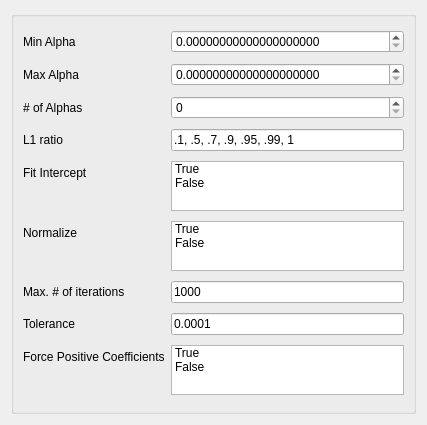
This is ui/cv_ElasticNet.ui in tthatcher95/PyHAT_Point_Spectra_GUI as Qt 5 draws it before an edit. The edited form follows.
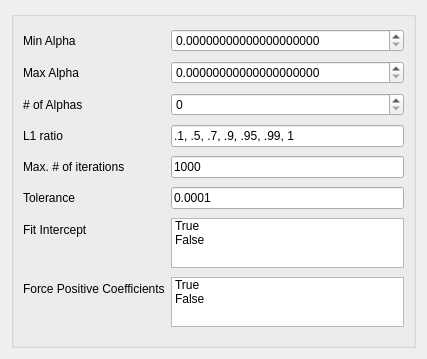
This is the edited form.

Commit message: Fixes to Lasso and Elastic net to make them work with efficient CV

The edit to the form file:
```diff
--- a/ui/cv_ElasticNet.ui
+++ b/ui/cv_ElasticNet.ui
@@ -7,7 +7,7 @@
     <x>0</x>
     <y>0</y>
     <width>427</width>
-    <height>425</height>
+    <height>359</height>
    </rect>
   </property>
   <property name="sizePolicy">
@@ -97,88 +97,28 @@
         </property>
        </widget>
       </item>
-      <item row="4" column="0">
-       <widget class="QLabel" name="enfit_interceptLabel">
-        <property name="text">
-         <string>Fit Intercept</string>
-        </property>
-       </widget>
-      </item>
-      <item row="4" column="1">
-       <widget class="QListWidget" name="enfit_intercept_list">
-        <property name="maximumSize">
-         <size>
-          <width>16777215</width>
-          <height>50</height>
-         </size>
-        </property>
-        <property name="selectionMode">
-         <enum>QAbstractItemView::MultiSelection</enum>
-        </property>
-        <item>
-         <property name="text">
-          <string>True</string>
-         </property>
-        </item>
-        <item>
-         <property name="text">
-          <string>False</string>
-         </property>
-        </item>
-       </widget>
-      </item>
       <item row="5" column="0">
-       <widget class="QLabel" name="ennormalizeLabel">
-        <property name="text">
-         <string>Normalize</string>
-        </property>
-       </widget>
-      </item>
-      <item row="5" column="1">
-       <widget class="QListWidget" name="ennormalize_list">
-        <property name="maximumSize">
-         <size>
-          <width>16777215</width>
-          <height>50</height>
-         </size>
-        </property>
-        <property name="selectionMode">
-         <enum>QAbstractItemView::MultiSelection</enum>
-        </property>
-        <item>
-         <property name="text">
-          <string>True</string>
-         </property>
-        </item>
-        <item>
-         <property name="text">
-          <string>False</string>
-         </property>
-        </item>
-       </widget>
-      </item>
-      <item row="6" column="0">
        <widget class="QLabel" name="enmax_iterLabel">
         <property name="text">
          <string>Max. # of iterations</string>
         </property>
        </widget>
       </item>
-      <item row="6" column="1">
+      <item row="5" column="1">
        <widget class="QLineEdit" name="enmax_iterLineEdit">
         <property name="text">
          <string>1000</string>
         </property>
        </widget>
       </item>
-      <item row="7" column="0">
+      <item row="6" column="0">
        <widget class="QLabel" name="entolLabel">
         <property name="text">
          <string>Tolerance</string>
         </property>
        </widget>
       </item>
-      <item row="7" column="1">
+      <item row="6" column="1">
        <widget class="QLineEdit" name="entolLineEdit">
         <property name="text">
          <string>0.0001</string>
@@ -215,6 +155,36 @@
         </item>
        </widget>
       </item>
+      <item row="7" column="0">
+       <widget class="QLabel" name="enfit_interceptLabel">
+        <property name="text">
+         <string>Fit Intercept</string>
+        </property>
+       </widget>
+      </item>
+      <item row="7" column="1">
+       <widget class="QListWidget" name="enfit_intercept_list">
+        <property name="maximumSize">
+         <size>
+          <width>16777215</width>
+          <height>50</height>
+         </size>
+        </property>
+        <property name="selectionMode">
+         <enum>QAbstractItemView::MultiSelection</enum>
+        </property>
+        <item>
+         <property name="text">
+          <string>True</string>
+         </property>
+        </item>
+        <item>
+         <property name="text">
+          <string>False</string>
+         </property>
+        </item>
+       </widget>
+      </item>
      </layout>
     </widget>
    </item>
```
The commit also changes 10 other files.
